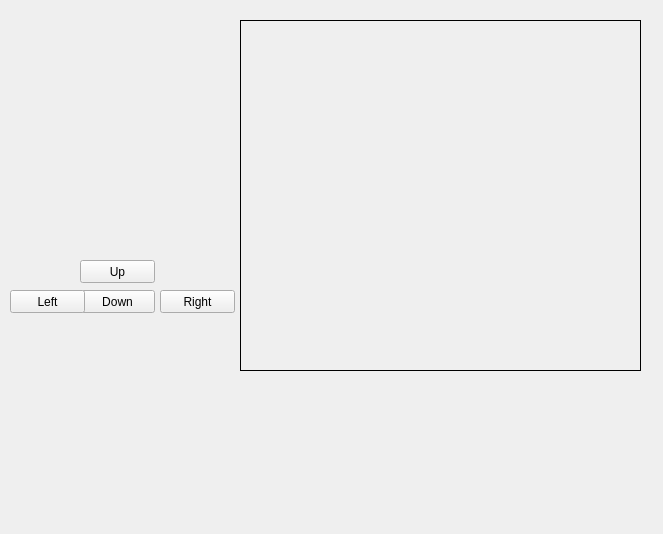
The window that Map/dungeon.ui (TeamQuadForce/Comp345RPG) describes before a commit, drawn with Qt 5.
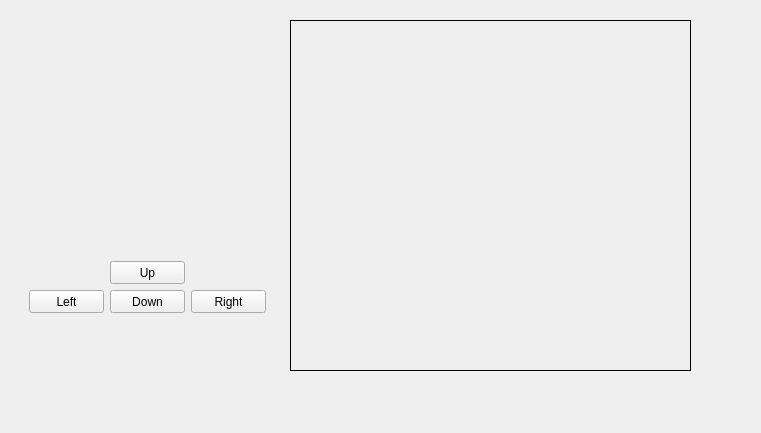
The same window after the commit.

Commit message: Added the Character builder from Assignment 3, removed the old code where the user can specify where the ability scores will go. Fixed the buttons placement on the dungeon form, so they are prettier!

Diff of the .ui file:
```diff
--- a/Map/dungeon.ui
+++ b/Map/dungeon.ui
@@ -6,8 +6,8 @@
    <rect>
     <x>0</x>
     <y>0</y>
-    <width>663</width>
-    <height>534</height>
+    <width>761</width>
+    <height>433</height>
    </rect>
   </property>
   <property name="windowTitle">
@@ -16,8 +16,8 @@
   <widget class="QPushButton" name="upButton">
    <property name="geometry">
     <rect>
-     <x>80</x>
-     <y>260</y>
+     <x>110</x>
+     <y>261</y>
      <width>75</width>
      <height>23</height>
     </rect>
@@ -32,7 +32,7 @@
   <widget class="QFrame" name="mapDungeonFrame">
    <property name="geometry">
     <rect>
-     <x>240</x>
+     <x>290</x>
      <y>20</y>
      <width>401</width>
      <height>351</height>
@@ -51,7 +51,7 @@
   <widget class="QPushButton" name="downButton">
    <property name="geometry">
     <rect>
-     <x>80</x>
+     <x>110</x>
      <y>290</y>
      <width>75</width>
      <height>23</height>
@@ -67,7 +67,7 @@
   <widget class="QPushButton" name="rightButton">
    <property name="geometry">
     <rect>
-     <x>160</x>
+     <x>191</x>
      <y>290</y>
      <width>75</width>
      <height>23</height>
@@ -83,7 +83,7 @@
   <widget class="QPushButton" name="leftButton">
    <property name="geometry">
     <rect>
-     <x>10</x>
+     <x>29</x>
      <y>290</y>
      <width>75</width>
      <height>23</height>
```
The commit also changes 13 other files.
